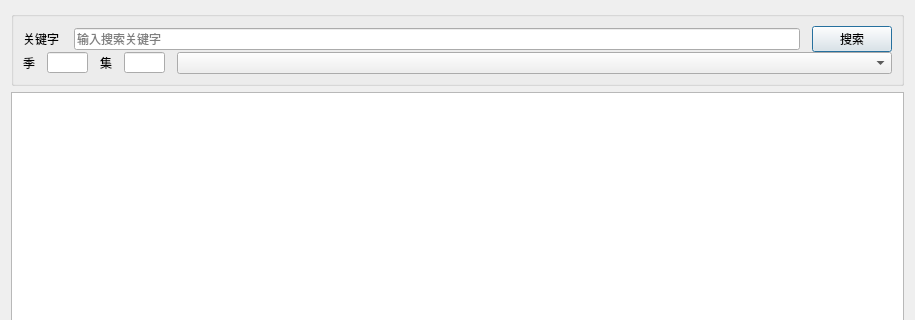
The window that ui/search_metadata_window.ui (newlifes01/Synology_VideoStation_Master) describes before a commit, drawn with Qt 5; both pictures show x 0 to 915 and y 0 to 320 of the 915 by 912 pixel window.
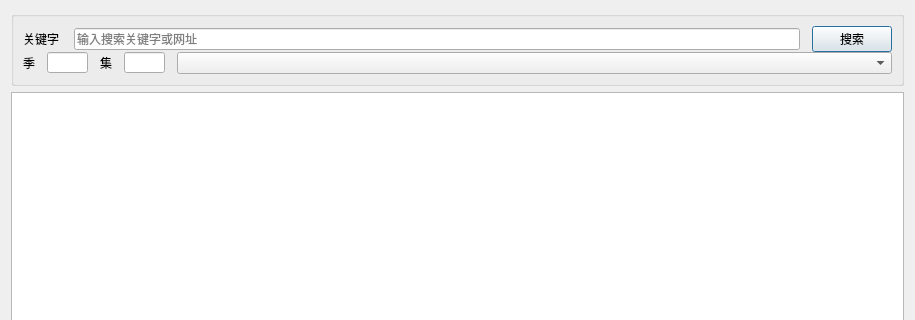
The same window after the commit. Custom widgets are drawn as their Qt base class.

Commit message: 直接抓取网址

```diff
--- a/ui/search_metadata_window.ui
+++ b/ui/search_metadata_window.ui
@@ -56,7 +56,7 @@
         <item>
          <widget class="QLineEdit" name="edt_keyword">
           <property name="placeholderText">
-           <string>输入搜索关键字</string>
+           <string>输入搜索关键字或网址</string>
           </property>
           <property name="clearButtonEnabled">
            <bool>true</bool>
```
Left out of the diff: 3 changed lines with no effect on the pictures. The commit also changes 6 other files.
